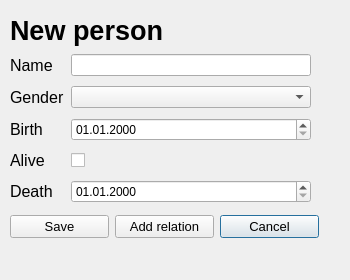
First picture: the form in skilaverkefni3/ui/personwindow.ui, repository Njallzzz/Skilaverkefni, before the edit.
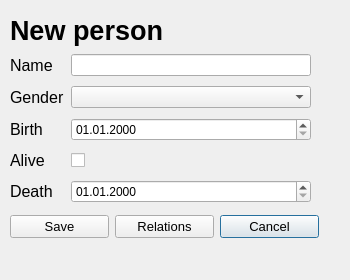
Second picture: the form after the edit.

Commit message: changed add relation button to Relations

What changed in the file:
```diff
--- a/skilaverkefni3/ui/personwindow.ui
+++ b/skilaverkefni3/ui/personwindow.ui
@@ -186,7 +186,7 @@
        </font>
       </property>
       <property name="text">
-       <string>Add relation</string>
+       <string>Relations</string>
       </property>
      </widget>
     </item>
```
The commit also changes 1 other file.
